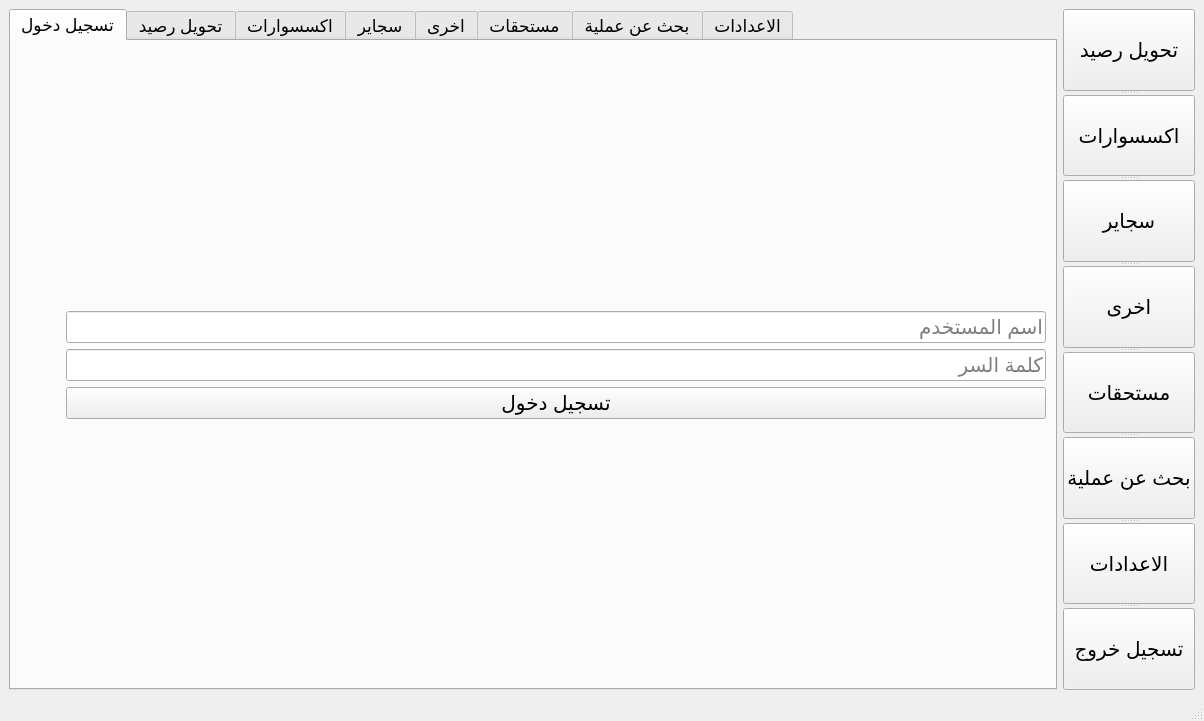
Before: the Qt Designer form central_elgazera.ui in A4E45/central_elgazera, drawn with Qt 5.
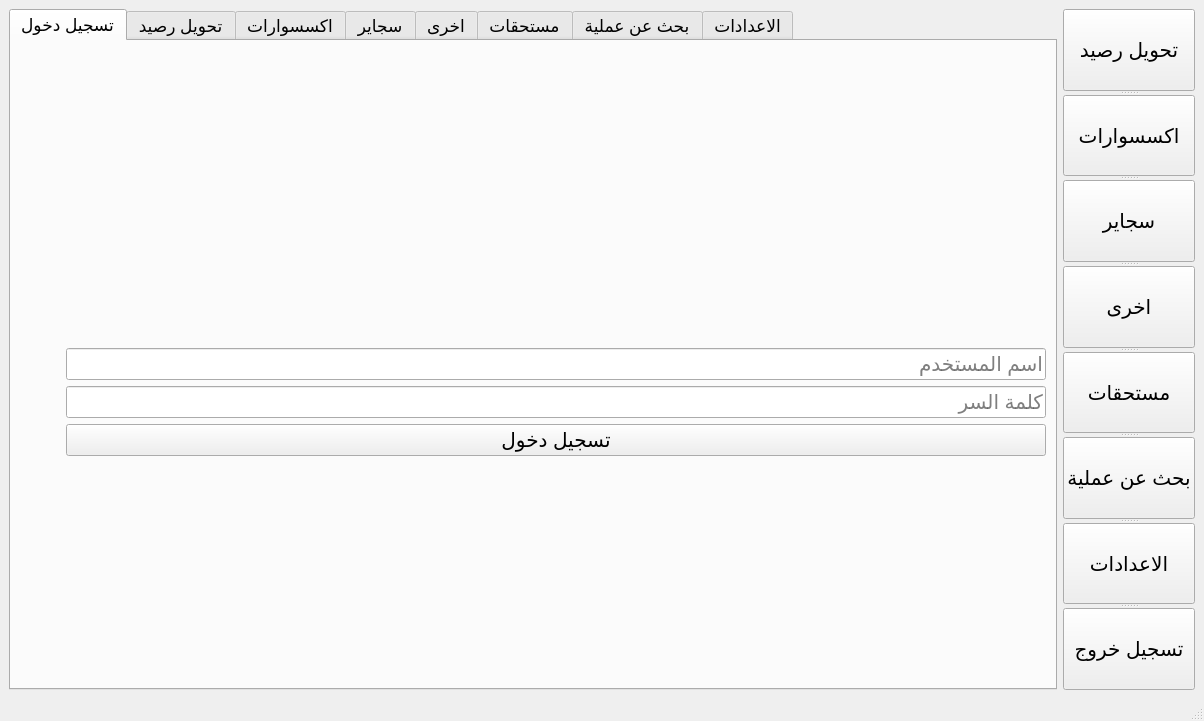
After: the same form once the commit is applied. The open tabs and pages were chosen to show the change. Icons and pictures are not drawn.

Patch:
```diff
--- a/central_elgazera.ui
+++ b/central_elgazera.ui
@@ -1364,7 +1364,7 @@
             </property>
            </spacer>
           </item>
-          <item row="3" column="1">
+          <item row="5" column="1">
            <spacer name="verticalSpacer_4">
             <property name="orientation">
              <enum>Qt::Vertical</enum>
@@ -1377,7 +1377,7 @@
             </property>
            </spacer>
           </item>
-          <item row="4" column="1">
+          <item row="6" column="1">
            <spacer name="verticalSpacer_5">
             <property name="orientation">
              <enum>Qt::Vertical</enum>
@@ -1390,7 +1390,7 @@
             </property>
            </spacer>
           </item>
-          <item row="5" column="1">
+          <item row="7" column="1">
            <spacer name="verticalSpacer_6">
             <property name="orientation">
              <enum>Qt::Vertical</enum>
@@ -1403,7 +1403,7 @@
             </property>
            </spacer>
           </item>
-          <item row="6" column="1">
+          <item row="8" column="1">
            <widget class="QLineEdit" name="lineEdit_7">
             <property name="font">
              <font>
@@ -1418,7 +1418,7 @@
             </property>
            </widget>
           </item>
-          <item row="7" column="0">
+          <item row="9" column="0">
            <spacer name="horizontalSpacer_3">
             <property name="orientation">
              <enum>Qt::Horizontal</enum>
@@ -1431,7 +1431,7 @@
             </property>
            </spacer>
           </item>
-          <item row="7" column="1">
+          <item row="9" column="1">
            <widget class="QLineEdit" name="lineEdit_8">
             <property name="font">
              <font>
@@ -1449,7 +1449,7 @@
             </property>
            </widget>
           </item>
-          <item row="8" column="1">
+          <item row="10" column="1">
            <widget class="QPushButton" name="pushButton_31">
             <property name="font">
              <font>
@@ -1461,7 +1461,7 @@
             </property>
            </widget>
           </item>
-          <item row="9" column="1">
+          <item row="11" column="1">
            <spacer name="verticalSpacer_9">
             <property name="orientation">
              <enum>Qt::Vertical</enum>
@@ -1474,7 +1474,7 @@
             </property>
            </spacer>
           </item>
-          <item row="10" column="1">
+          <item row="12" column="1">
            <spacer name="verticalSpacer_10">
             <property name="orientation">
              <enum>Qt::Vertical</enum>
@@ -1487,7 +1487,7 @@
             </property>
            </spacer>
           </item>
-          <item row="11" column="1">
+          <item row="13" column="1">
            <spacer name="verticalSpacer_11">
             <property name="orientation">
              <enum>Qt::Vertical</enum>
@@ -1500,7 +1500,7 @@
             </property>
            </spacer>
           </item>
-          <item row="12" column="1">
+          <item row="14" column="1">
            <spacer name="verticalSpacer_12">
             <property name="orientation">
              <enum>Qt::Vertical</enum>
@@ -1513,7 +1513,7 @@
             </property>
            </spacer>
           </item>
-          <item row="13" column="1">
+          <item row="15" column="1">
            <spacer name="verticalSpacer_13">
             <property name="orientation">
              <enum>Qt::Vertical</enum>
@@ -1526,7 +1526,7 @@
             </property>
            </spacer>
           </item>
-          <item row="14" column="1">
+          <item row="16" column="1">
            <spacer name="verticalSpacer_14">
             <property name="orientation">
              <enum>Qt::Vertical</enum>
@@ -1539,6 +1539,32 @@
             </property>
            </spacer>
           </item>
+          <item row="3" column="1">
+           <spacer name="verticalSpacer_7">
+            <property name="orientation">
+             <enum>Qt::Vertical</enum>
+            </property>
+            <property name="sizeHint" stdset="0">
+             <size>
+              <width>20</width>
+              <height>40</height>
+             </size>
+            </property>
+           </spacer>
+          </item>
+          <item row="4" column="1">
+           <spacer name="verticalSpacer_8">
+            <property name="orientation">
+             <enum>Qt::Vertical</enum>
+            </property>
+            <property name="sizeHint" stdset="0">
+             <size>
+              <width>20</width>
+              <height>40</height>
+             </size>
+            </property>
+           </spacer>
+          </item>
          </layout>
         </widget>
         <widget class="QWidget" name="tab">
```
Left out of the diff: 4 changed lines with no effect on the pictures.
